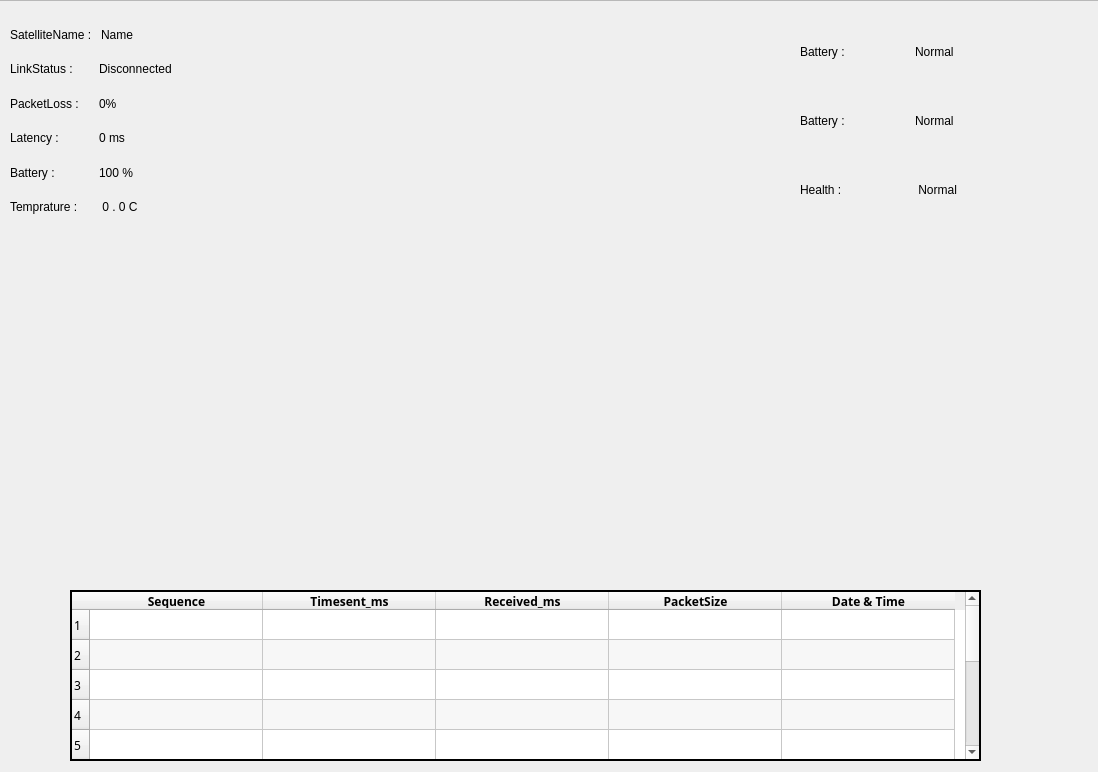
This is ui/mainwindow.ui in SoftDev-Candy/SecureOribitalUplinkLayer as Qt 5 draws it before an edit. The edited form follows.
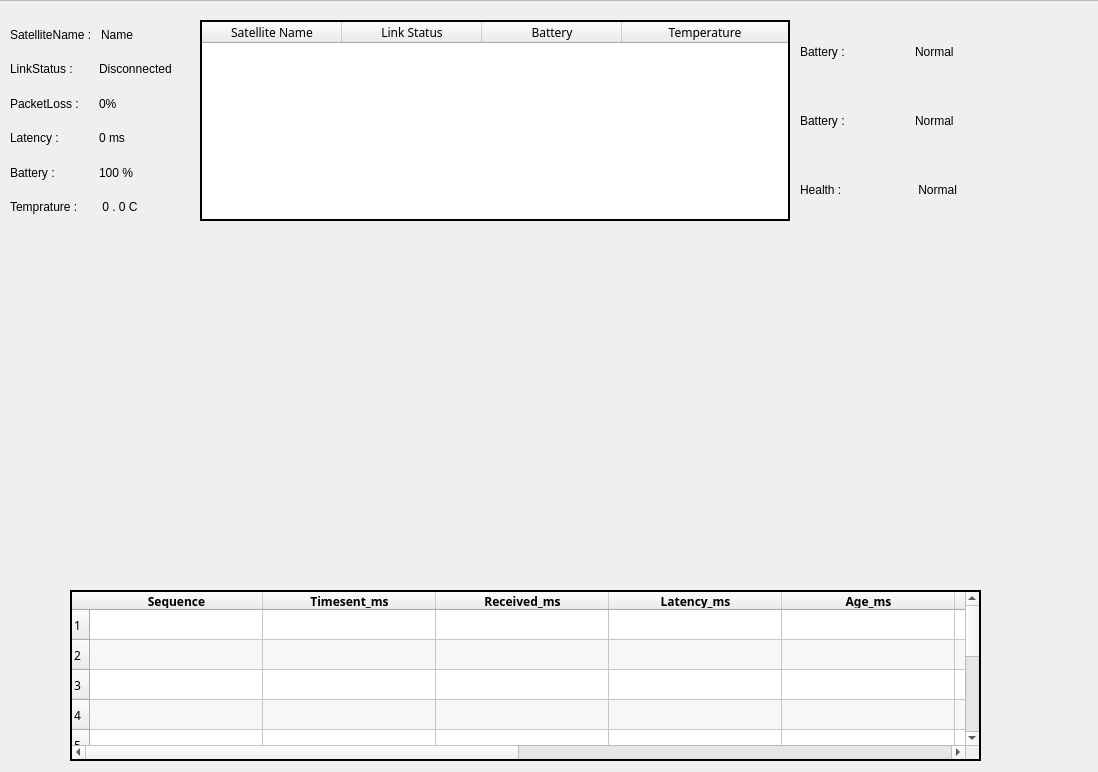
This is the edited form. Custom widgets are drawn as their Qt base class.

Commit message: ADded a new table and consequently created a logic selecting a particular satellite is when all the data regarding it will start rendering and show in window

The edit to the form file:
```diff
--- a/ui/mainwindow.ui
+++ b/ui/mainwindow.ui
@@ -199,6 +199,80 @@
     </item>
    </layout>
   </widget>
+  <widget class="QTableWidget" name="SatelliteTable">
+   <property name="geometry">
+    <rect>
+     <x>200</x>
+     <y>20</y>
+     <width>590</width>
+     <height>201</height>
+    </rect>
+   </property>
+   <property name="sizePolicy">
+    <sizepolicy hsizetype="Expanding" vsizetype="MinimumExpanding">
+     <horstretch>2</horstretch>
+     <verstretch>0</verstretch>
+    </sizepolicy>
+   </property>
+   <property name="font">
+    <font>
+     <family>Lucida Sans</family>
+    </font>
+   </property>
+   <property name="cursor" stdset="0">
+    <cursorShape>ArrowCursor</cursorShape>
+   </property>
+   <property name="frameShape">
+    <enum>QFrame::Shape::WinPanel</enum>
+   </property>
+   <property name="frameShadow">
+    <enum>QFrame::Shadow::Plain</enum>
+   </property>
+   <property name="lineWidth">
+    <number>3</number>
+   </property>
+   <property name="alternatingRowColors">
+    <bool>true</bool>
+   </property>
+   <property name="rowCount">
+    <number>0</number>
+   </property>
+   <property name="columnCount">
+    <number>4</number>
+   </property>
+   <attribute name="horizontalHeaderVisible">
+    <bool>true</bool>
+   </attribute>
+   <attribute name="horizontalHeaderDefaultSectionSize">
+    <number>140</number>
+   </attribute>
+   <attribute name="horizontalHeaderStretchLastSection">
+    <bool>true</bool>
+   </attribute>
+   <attribute name="verticalHeaderVisible">
+    <bool>false</bool>
+   </attribute>
+   <column>
+    <property name="text">
+     <string>Satellite Name</string>
+    </property>
+   </column>
+   <column>
+    <property name="text">
+     <string>Link Status</string>
+    </property>
+   </column>
+   <column>
+    <property name="text">
+     <string>Battery</string>
+    </property>
+   </column>
+   <column>
+    <property name="text">
+     <string>Temperature</string>
+    </property>
+   </column>
+  </widget>
   <widget class="QFrame" name="OrbitalFrame">
    <property name="geometry">
     <rect>
@@ -279,6 +353,9 @@
        <property name="rowCount">
         <number>10</number>
        </property>
+       <property name="columnCount">
+        <number>10</number>
+       </property>
        <property name="supportedDragActions">
         <set>Qt::DropAction::CopyAction|Qt::DropAction::LinkAction|Qt::DropAction::MoveAction|Qt::DropAction::TargetMoveAction</set>
        </property>
@@ -341,6 +418,56 @@
          </font>
         </property>
        </column>
+       <column>
+        <property name="text">
+         <string>Latency_ms</string>
+        </property>
+        <property name="font">
+         <font>
+          <bold>true</bold>
+         </font>
+        </property>
+       </column>
+       <column>
+        <property name="text">
+         <string>Age_ms</string>
+        </property>
+        <property name="font">
+         <font>
+          <bold>true</bold>
+         </font>
+        </property>
+       </column>
+       <column>
+        <property name="text">
+         <string>Link Status</string>
+        </property>
+        <property name="font">
+         <font>
+          <bold>true</bold>
+         </font>
+        </property>
+       </column>
+       <column>
+        <property name="text">
+         <string>Battery</string>
+        </property>
+        <property name="font">
+         <font>
+          <bold>true</bold>
+         </font>
+        </property>
+       </column>
+       <column>
+        <property name="text">
+         <string>Temperature</string>
+        </property>
+        <property name="font">
+         <font>
+          <bold>true</bold>
+         </font>
+        </property>
+       </column>
        <column>
         <property name="text">
          <string>PacketSize</string>
```
Left out of the diff: 16 changed lines with no effect on the pictures. The commit also changes 8 other files.
